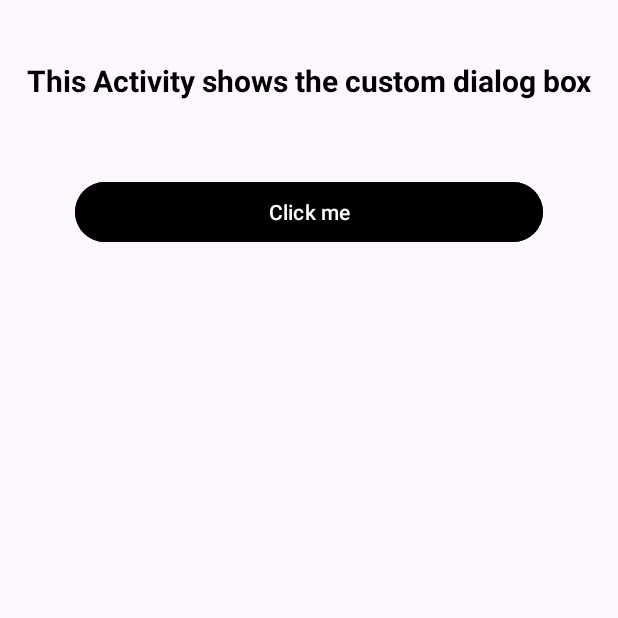
After one commit to sandeepmehra28/Android-with-Kotlin, an Android app built with Jetpack Compose: the CDMainActivity screen opened directly, with no data from a screen before it, on a phone screen of 412 x 824 dp, the top half of it. The commit adds this screen. Run offline under Robolectric (Android 15) with nearby library versions, the phone set to English and light mode, and no system bars.

Commit message:
Adding new files for android with kotlin

```diff
--- a/app/src/main/AndroidManifest.xml
+++ b/app/src/main/AndroidManifest.xml
@@ -13,6 +13,9 @@
         android:roundIcon="@mipmap/ic_launcher_round"
         android:supportsRtl="true"
         android:theme="@style/Theme.AndroidWithKotlin">
+        <activity
+            android:name=".customize_dialogbox.CDMainActivity"
+            android:exported="false" />
         <activity
             android:name=".dialogboxes.AlertDialogBoxActivity"
             android:exported="false" />
--- /dev/null
+++ b/app/src/main/java/com/example/android_with_kotlin/customize_dialogbox/CDMainActivity.kt
@@ -0,0 +1,39 @@
+package com.example.android_with_kotlin.customize_dialogbox
+
+import android.app.Dialog
+import android.os.Bundle
+import android.widget.Button
+import androidx.activity.enableEdgeToEdge
+import androidx.appcompat.app.AppCompatActivity
+import com.example.android_with_kotlin.R
+
+class CDMainActivity : AppCompatActivity() {
+    lateinit var dialog : Dialog
+    override fun onCreate(savedInstanceState: Bundle?) {
+        super.onCreate(savedInstanceState)
+        enableEdgeToEdge()
+        setContentView(R.layout.activity_cd_main)
+        val clickbtn = findViewById<Button>(R.id.clickMeBtn)
+        clickbtn.setOnClickListener {
+            dialog = Dialog(this)
+            dialog.setContentView(R.layout.custom_dialog)
+            dialog.window?.setBackgroundDrawable(getDrawable(R.drawable.bg_dialog))
+
+            // Find dialog buttons after dialog is set up
+            val goodBtn = dialog.findViewById<Button>(R.id.GoodBtn)
+            val feedbackBtn = dialog.findViewById<Button>(R.id.FeedbackBtn)
+
+            goodBtn.setOnClickListener {
+                dialog.dismiss()
+            }
+
+            feedbackBtn.setOnClickListener {
+                dialog.dismiss()
+
+            }
+
+            dialog.show()
+        }
+
+    }
+}
--- /dev/null
+++ b/app/src/main/res/drawable/bg_dialog.xml
@@ -0,0 +1,5 @@
+<?xml version="1.0" encoding="utf-8"?>
+<shape xmlns:android="http://schemas.android.com/apk/res/android">
+<corners android:radius="25dp"/>
+    <solid android:color="@color/white"/>
+</shape>
--- /dev/null
+++ b/app/src/main/res/layout/activity_cd_main.xml
@@ -0,0 +1,30 @@
+<?xml version="1.0" encoding="utf-8"?>
+<LinearLayout
+    android:orientation="vertical"
+    xmlns:android="http://schemas.android.com/apk/res/android"
+    xmlns:app="http://schemas.android.com/apk/res-auto"
+    xmlns:tools="http://schemas.android.com/tools"
+    android:id="@+id/main"
+    android:layout_width="match_parent"
+    android:layout_height="match_parent"
+    tools:context=".customize_dialogbox.CDMainActivity">
+<TextView
+    android:layout_width="match_parent"
+    android:layout_height="wrap_content"
+    android:text="This Activity shows the custom dialog box"
+    android:textSize="20dp"
+    android:textStyle="bold"
+    android:textColor="@color/black"
+    android:layout_marginTop="40dp"
+    android:layout_gravity="center"
+    android:gravity="center"/>
+
+    <Button
+        android:id="@+id/clickMeBtn"
+        android:layout_width="match_parent"
+        android:layout_height="wrap_content"
+        android:text="Click me"
+        android:layout_margin="50dp"
+        android:backgroundTint="@color/black"
+        />
+</LinearLayout>
```
Also changed, not shown: app/src/main/java/com/example/android_with_kotlin/MainActivity.kt (+5 -3 lines), app/src/main/res/layout/activity_main.xml (+9 -0 lines), app/src/main/res/layout/custom_dialog.xml (added, +59 -0 lines), app/src/main/res/drawable/right_check.png (added).
